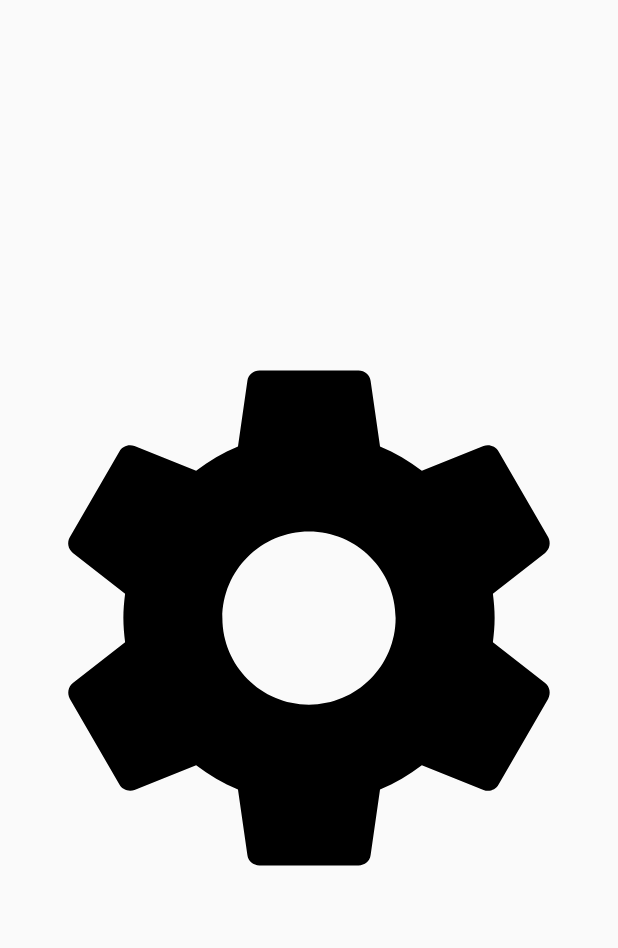
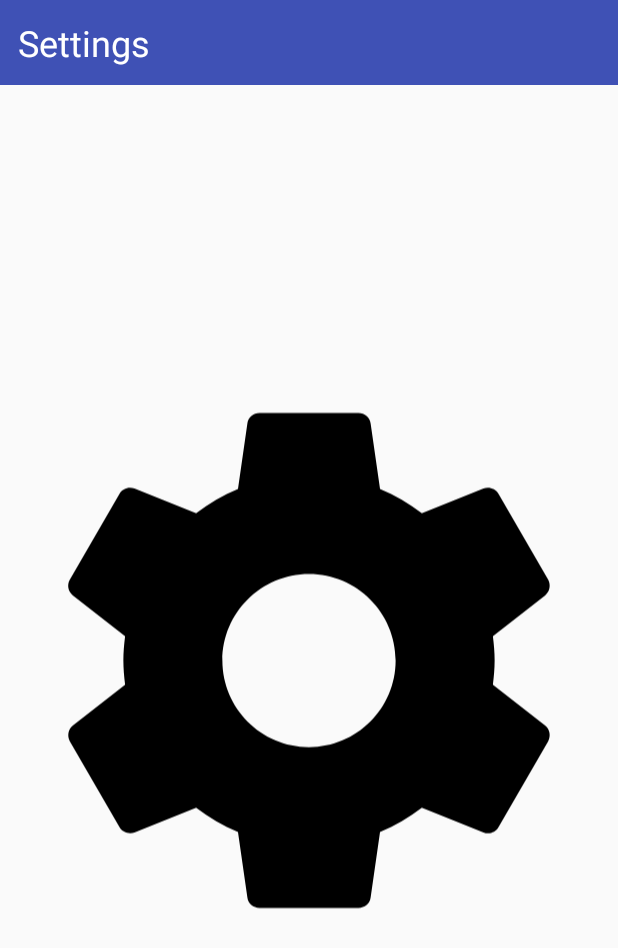
Before and after one commit to TheMikeL/musclebike, an Android app: the fragment SettingsFragment shown on its own in the app's theme, on a phone screen of 412 x 824 dp. Shown: the top 948 px of the screen. Run offline under Robolectric (Android 15) with nearby library versions, the phone set to English and light mode, and no system bars.

Commit message:
title bar roughly implemented

```diff
--- a/app/src/main/java/me/jonahchin/musclebike/Fragments/SettingsFragment.java
+++ b/app/src/main/java/me/jonahchin/musclebike/Fragments/SettingsFragment.java
@@ -6,6 +6,7 @@ import android.support.v4.app.Fragment;
 import android.view.LayoutInflater;
 import android.view.View;
 import android.view.ViewGroup;
+import android.widget.TextView;
 
 import me.jonahchin.musclebike.R;
 
@@ -19,6 +20,9 @@ public class SettingsFragment extends Fragment {
     public View onCreateView(LayoutInflater inflater, @Nullable ViewGroup container, @Nullable Bundle savedInstanceState) {
         View view = inflater.inflate(R.layout.fragment_settings, container, false);
 
+        TextView title = view.findViewById(R.id.title_bar_title);
+        title.setText("Settings");
+
         return view;
     }
 }
--- /dev/null
+++ b/app/src/main/res/drawable/circle.xml
@@ -0,0 +1,4 @@
+<?xml version="1.0" encoding="utf-8"?>
+<selector xmlns:android="http://schemas.android.com/apk/res/android">
+
+</selector>
--- a/app/src/main/res/layout/fragment_settings.xml
+++ b/app/src/main/res/layout/fragment_settings.xml
@@ -5,6 +5,20 @@
     android:orientation="vertical"
     android:layout_width="match_parent"
     android:layout_height="match_parent">
+
+    <include
+        layout="@layout/title_bar"
+        android:layout_width="0dp"
+        android:layout_height="wrap_content"
+        android:layout_marginRight="0dp"
+        app:layout_constraintRight_toRightOf="parent"
+        android:layout_marginLeft="0dp"
+        app:layout_constraintLeft_toLeftOf="parent"
+        android:id="@+id/include"
+        app:layout_constraintTop_toTopOf="parent"
+        android:layout_marginTop="0dp"
+        app:layout_constraintHorizontal_bias="0.0" />
+
 
     <ImageView
         android:id="@+id/imageView"
@@ -15,8 +29,9 @@
         app:layout_constraintRight_toRightOf="parent"
         android:layout_marginLeft="8dp"
         app:layout_constraintLeft_toLeftOf="parent"
-        app:layout_constraintTop_toTopOf="parent"
+        app:layout_constraintBottom_toBottomOf="parent"
+        android:layout_marginBottom="8dp"
         android:layout_marginTop="8dp"
-        app:layout_constraintBottom_toBottomOf="parent"
-        android:layout_marginBottom="8dp" />
+        app:layout_constraintTop_toBottomOf="@+id/include" />
+
 </android.support.constraint.ConstraintLayout>
--- /dev/null
+++ b/app/src/main/res/layout/title_bar.xml
@@ -0,0 +1,20 @@
+<?xml version="1.0" encoding="utf-8"?>
+<android.support.constraint.ConstraintLayout xmlns:android="http://schemas.android.com/apk/res/android"
+    xmlns:app="http://schemas.android.com/apk/res-auto"
+    xmlns:tools="http://schemas.android.com/tools"
+    android:id="@+id/title_bar_layout"
+    android:layout_width="match_parent"
+    android:layout_height="match_parent">
+
+    <TextView
+        android:id="@+id/title_bar_title"
+        android:layout_width="0dp"
+        android:layout_height="wrap_content"
+        android:background="@color/colorPrimary"
+        android:padding="12dp"
+        android:textColor="@android:color/white"
+        android:textSize="24sp"
+        app:layout_constraintLeft_toLeftOf="parent"
+        app:layout_constraintRight_toRightOf="parent"
+        tools:layout_editor_absoluteY="0dp" />
+</android.support.constraint.ConstraintLayout>
```
Also changed, not shown: app/src/main/java/me/jonahchin/musclebike/Fragments/HistoryListFragment.java (+6 -1 lines), app/src/main/java/me/jonahchin/musclebike/MainActivity.java (+7 -13 lines), app/src/main/res/layout/fragment_history_list.xml (+19 -2 lines), app/src/main/res/layout/fragment_ride.xml (+73 -34 lines), app/src/main/java/me/jonahchin/musclebike/Adapters/HistoryListAdapter.java (indentation only).
